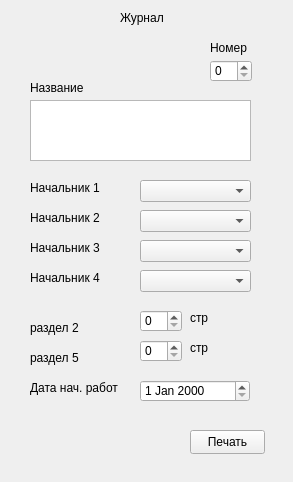
SmolPO/vertical, file my_helper/notebook/designer_ui/journal.ui: the form before one commit.
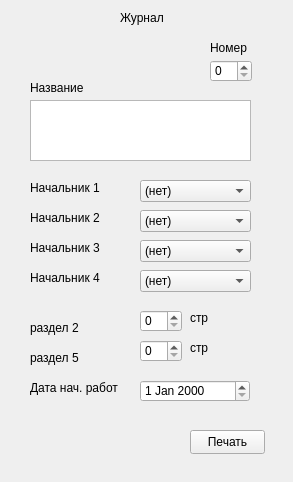
The form after the commit.

What changed in the file:
```diff
--- a/my_helper/notebook/designer_ui/journal.ui
+++ b/my_helper/notebook/designer_ui/journal.ui
@@ -87,6 +87,11 @@
      <height>22</height>
     </rect>
    </property>
+   <item>
+    <property name="text">
+     <string>(нет)</string>
+    </property>
+   </item>
   </widget>
   <widget class="QComboBox" name="boss_2">
    <property name="geometry">
@@ -97,6 +102,11 @@
      <height>22</height>
     </rect>
    </property>
+   <item>
+    <property name="text">
+     <string>(нет)</string>
+    </property>
+   </item>
   </widget>
   <widget class="QComboBox" name="boss_3">
    <property name="geometry">
@@ -107,6 +117,11 @@
      <height>22</height>
     </rect>
    </property>
+   <item>
+    <property name="text">
+     <string>(нет)</string>
+    </property>
+   </item>
   </widget>
   <widget class="QComboBox" name="boss_4">
    <property name="geometry">
@@ -117,6 +132,11 @@
      <height>22</height>
     </rect>
    </property>
+   <item>
+    <property name="text">
+     <string>(нет)</string>
+    </property>
+   </item>
   </widget>
   <widget class="QSpinBox" name="sb_p2">
    <property name="geometry">
```
